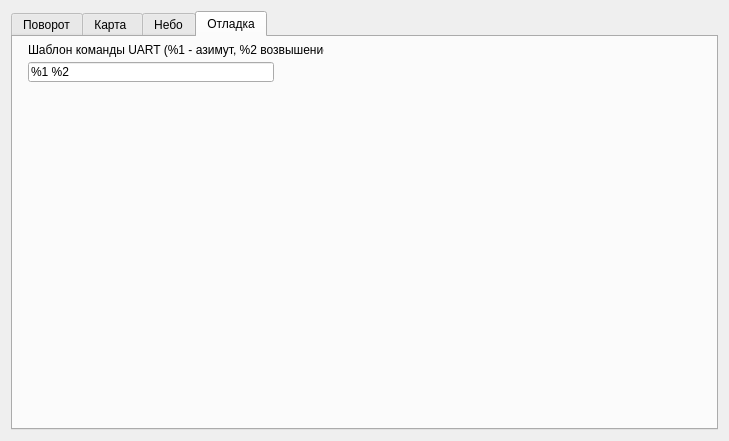
a-goodwin/QRotary, file cmainwnd.ui: the form before one commit.
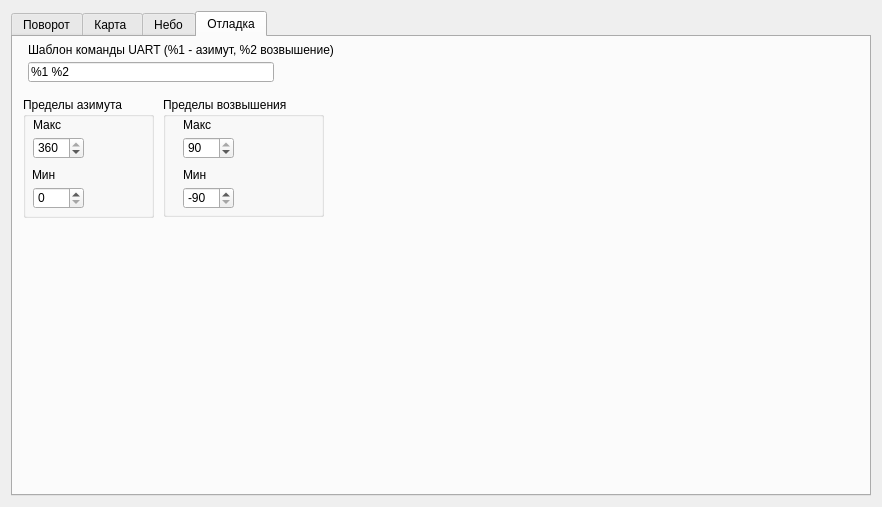
The form after the commit. The open tabs and pages were chosen to show the change.

Commit message: written and debugged but didn't work on hardware

What changed in the file:
```diff
--- a/cmainwnd.ui
+++ b/cmainwnd.ui
@@ -6,8 +6,8 @@
    <rect>
     <x>0</x>
     <y>0</y>
-    <width>729</width>
-    <height>441</height>
+    <width>882</width>
+    <height>507</height>
    </rect>
   </property>
   <property name="windowTitle">
@@ -314,7 +314,7 @@
         <rect>
          <x>15</x>
          <y>5</y>
-         <width>296</width>
+         <width>361</width>
          <height>16</height>
         </rect>
        </property>
@@ -322,6 +322,154 @@
         <string>Шаблон команды UART (%1 - азимут, %2 возвышение)</string>
        </property>
       </widget>
+      <widget class="QGroupBox" name="groupBox">
+       <property name="geometry">
+        <rect>
+         <x>10</x>
+         <y>60</y>
+         <width>131</width>
+         <height>121</height>
+        </rect>
+       </property>
+       <property name="title">
+        <string>Пределы азимута</string>
+       </property>
+       <widget class="QLabel" name="label_7">
+        <property name="geometry">
+         <rect>
+          <x>10</x>
+          <y>20</y>
+          <width>61</width>
+          <height>16</height>
+         </rect>
+        </property>
+        <property name="text">
+         <string>Макс</string>
+        </property>
+       </widget>
+       <widget class="QSpinBox" name="eAzimuthMin">
+        <property name="geometry">
+         <rect>
+          <x>10</x>
+          <y>90</y>
+          <width>51</width>
+          <height>22</height>
+         </rect>
+        </property>
+        <property name="maximum">
+         <number>360</number>
+        </property>
+        <property name="displayIntegerBase">
+         <number>10</number>
+        </property>
+       </widget>
+       <widget class="QSpinBox" name="eAzimuthMax">
+        <property name="geometry">
+         <rect>
+          <x>10</x>
+          <y>40</y>
+          <width>51</width>
+          <height>22</height>
+         </rect>
+        </property>
+        <property name="maximum">
+         <number>360</number>
+        </property>
+        <property name="value">
+         <number>360</number>
+        </property>
+       </widget>
+       <widget class="QLabel" name="label_6">
+        <property name="geometry">
+         <rect>
+          <x>9</x>
+          <y>70</y>
+          <width>81</width>
+          <height>16</height>
+         </rect>
+        </property>
+        <property name="text">
+         <string>Мин</string>
+        </property>
+       </widget>
+      </widget>
+      <widget class="QGroupBox" name="groupBox_2">
+       <property name="geometry">
+        <rect>
+         <x>150</x>
+         <y>60</y>
+         <width>161</width>
+         <height>120</height>
+        </rect>
+       </property>
+       <property name="title">
+        <string>Пределы возвышения</string>
+       </property>
+       <widget class="QSpinBox" name="eElevationMax">
+        <property name="geometry">
+         <rect>
+          <x>20</x>
+          <y>40</y>
+          <width>51</width>
+          <height>22</height>
+         </rect>
+        </property>
+        <property name="minimum">
+         <number>-90</number>
+        </property>
+        <property name="maximum">
+         <number>90</number>
+        </property>
+        <property name="value">
+         <number>90</number>
+        </property>
+       </widget>
+       <widget class="QLabel" name="label_9">
+        <property name="geometry">
+         <rect>
+          <x>20</x>
+          <y>20</y>
+          <width>71</width>
+          <height>16</height>
+         </rect>
+        </property>
+        <property name="text">
+         <string>Макс</string>
+        </property>
+       </widget>
+       <widget class="QSpinBox" name="eElevationMin">
+        <property name="geometry">
+         <rect>
+          <x>20</x>
+          <y>90</y>
+          <width>51</width>
+          <height>22</height>
+         </rect>
+        </property>
+        <property name="minimum">
+         <number>-90</number>
+        </property>
+        <property name="maximum">
+         <number>90</number>
+        </property>
+        <property name="value">
+         <number>-90</number>
+        </property>
+       </widget>
+       <widget class="QLabel" name="label_8">
+        <property name="geometry">
+         <rect>
+          <x>20</x>
+          <y>70</y>
+          <width>61</width>
+          <height>16</height>
+         </rect>
+        </property>
+        <property name="text">
+         <string>Мин</string>
+        </property>
+       </widget>
+      </widget>
      </widget>
     </widget>
    </item>
```
Left out of the diff: 151 changed lines with no effect on the pictures. The commit also changes 2 other files.
